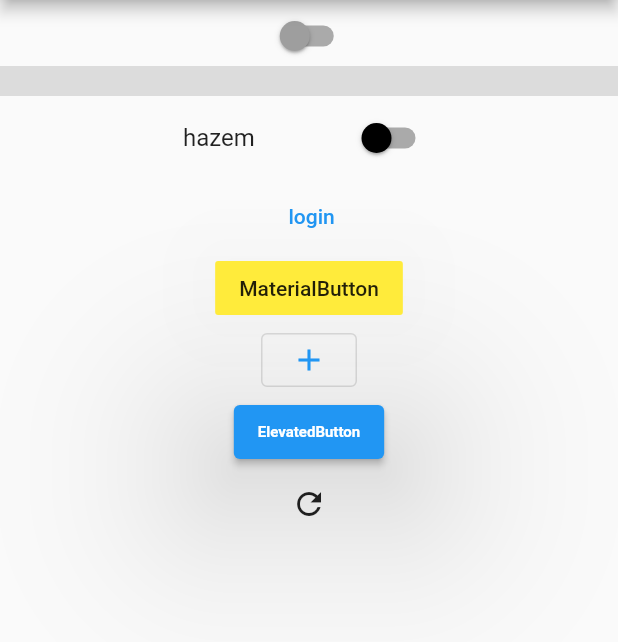
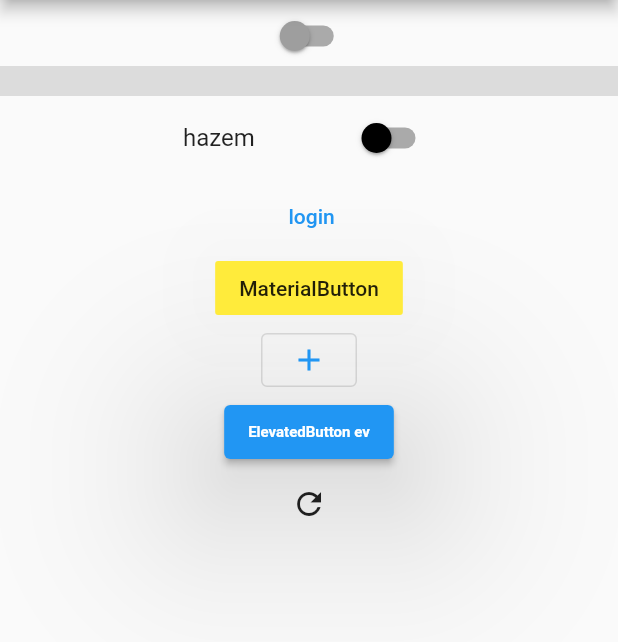
Before and after one commit to hazemelassal79/git_basics, a Flutter app: the screen it shows after launch, on a phone screen of 412 x 824 dp, the part 84-726 px from its top. Run offline on Flutter 3.47's test engine with Material 2 defaults, Android fonts, the phone set to English and light mode, and no system bars.

```diff
--- a/lib/main.dart
+++ b/lib/main.dart
@@ -62,7 +62,7 @@ class _AppState extends State<App> {
                     print("clicked here");
                   },
                   child: Text(
-                    "ElevatedButton",
+                    "ElevatedButton ev",
                     style: TextStyle(fontSize: 10, fontWeight: FontWeight.bold),
                   )),
 
```
